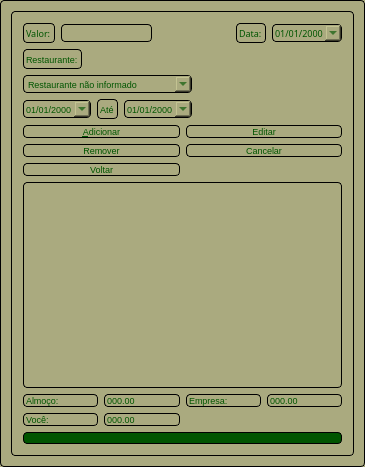
First picture: the form in ui/almoco.ui, repository tiagopascal/Almoco, before the edit.
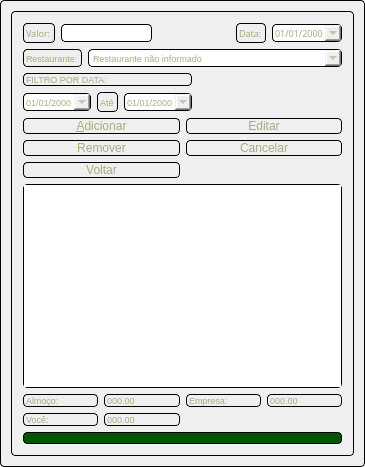
Second picture: the form after the edit. Icons and pictures are not drawn.

```diff
--- a/ui/almoco.ui
+++ b/ui/almoco.ui
@@ -20,8 +20,8 @@
    <string>Almoco</string>
   </property>
   <property name="styleSheet">
-   <string notr="true">background-color: rgb(170, 170, 127);
-color: rgb(0, 85, 0);
+   <string notr="true">background-image: url(:/imagens/imagens/madeira1.png);
+color: rgb(170, 170, 127);
 
 border: 1px solid black; 
 border-style: solid;
@@ -150,20 +150,6 @@
           </property>
          </widget>
         </item>
-        <item row="1" column="0" colspan="4">
-         <widget class="QComboBox" name="comboBox_restaurantesLancamento">
-          <property name="font">
-           <font>
-            <pointsize>7</pointsize>
-           </font>
-          </property>
-          <item>
-           <property name="text">
-            <string>Restaurante não informado</string>
-           </property>
-          </item>
-         </widget>
-        </item>
         <item row="2" column="0" colspan="2">
          <widget class="QDateEdit" name="dateEdit_filtro">
           <property name="font">
@@ -221,18 +207,26 @@
           </property>
          </spacer>
         </item>
-        <item row="0" column="4">
-         <spacer name="horizontalSpacer_2">
-          <property name="orientation">
-           <enum>Qt::Horizontal</enum>
+        <item row="0" column="1" colspan="4">
+         <widget class="QComboBox" name="comboBox_restaurantesLancamento">
+          <property name="font">
+           <font>
+            <pointsize>7</pointsize>
+           </font>
           </property>
-          <property name="sizeHint" stdset="0">
-           <size>
-            <width>40</width>
-            <height>20</height>
-           </size>
+          <item>
+           <property name="text">
+            <string>Restaurante não informado</string>
+           </property>
+          </item>
+         </widget>
+        </item>
+        <item row="1" column="0" colspan="4">
+         <widget class="QLabel" name="label_9">
+          <property name="text">
+           <string>FILTRO POR DATA:</string>
           </property>
-         </spacer>
+         </widget>
         </item>
        </layout>
       </item>
@@ -242,12 +236,11 @@
          <widget class="QPushButton" name="pushButton_adicionar">
           <property name="font">
            <font>
-            <family>Ubuntu</family>
-            <pointsize>7</pointsize>
+            <pointsize>9</pointsize>
            </font>
           </property>
           <property name="styleSheet">
-           <string notr="true"/>
+           <string notr="true">font-size: 9pt;</string>
           </property>
           <property name="text">
            <string>&amp;Adicionar</string>
@@ -258,9 +251,12 @@
          <widget class="QPushButton" name="pushButton_editar">
           <property name="font">
            <font>
-            <pointsize>7</pointsize>
+            <pointsize>9</pointsize>
            </font>
           </property>
+          <property name="styleSheet">
+           <string notr="true">font-size: 9pt;</string>
+          </property>
           <property name="text">
            <string>Editar</string>
           </property>
@@ -270,9 +266,12 @@
          <widget class="QPushButton" name="pushButton_remover">
           <property name="font">
            <font>
-            <pointsize>7</pointsize>
+            <pointsize>9</pointsize>
            </font>
           </property>
+          <property name="styleSheet">
+           <string notr="true">font-size: 9pt;</string>
+          </property>
           <property name="text">
            <string>Remover</string>
           </property>
@@ -282,9 +281,12 @@
          <widget class="QPushButton" name="pushButton_cancelar">
           <property name="font">
            <font>
-            <pointsize>7</pointsize>
+            <pointsize>9</pointsize>
            </font>
           </property>
+          <property name="styleSheet">
+           <string notr="true">font-size: 9pt;</string>
+          </property>
           <property name="text">
            <string>Cancelar</string>
           </property>
@@ -294,9 +296,12 @@
          <widget class="QPushButton" name="pushButton_voltar">
           <property name="font">
            <font>
-            <pointsize>7</pointsize>
+            <pointsize>9</pointsize>
            </font>
           </property>
+          <property name="styleSheet">
+           <string notr="true">font-size: 9pt;</string>
+          </property>
           <property name="text">
            <string>Voltar</string>
           </property>
```
Left out of the diff: 1 changed line with no effect on the pictures.
